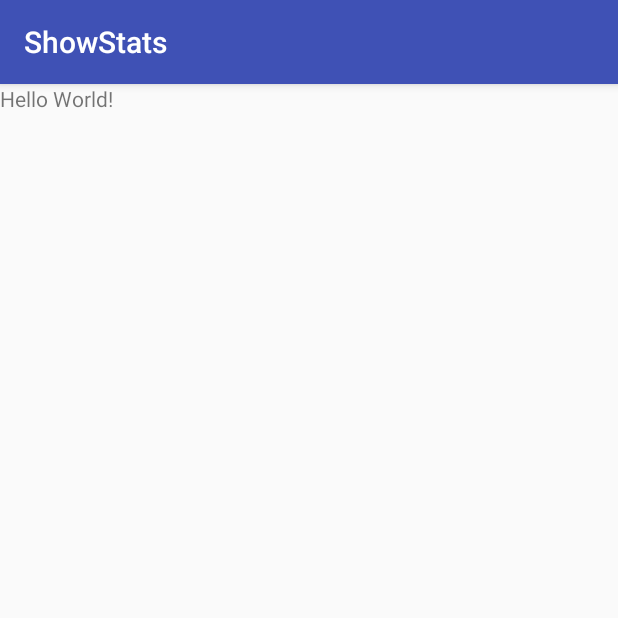
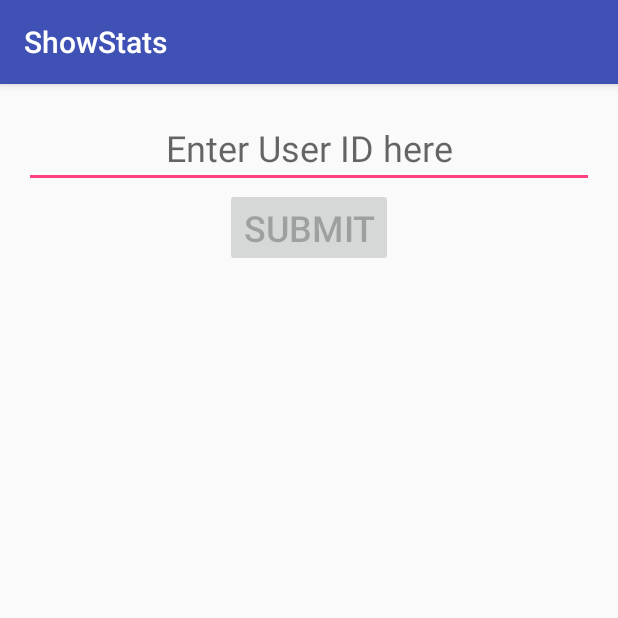
Before and after one commit to rstockbridge/ShowStats, an Android app: the screen it shows after launch (MainActivity before the commit, UserActivity after it), on a phone screen of 412 x 824 dp, the top half of it. Run offline under Robolectric (Android 15) with nearby library versions, the phone set to English and light mode, and no system bars.

Commit message:
Create User ID verification activity

```diff
--- a/app/build.gradle
+++ b/app/build.gradle
@@ -8,10 +8,14 @@ android {
         targetSdkVersion 27
         versionCode 1
         versionName "1.0"
+        buildConfigField "String", "SETLISTFM_KEY", setlistfmKey
     }
 }
 
 dependencies {
     implementation fileTree(dir: 'libs', include: ['*.jar'])
     implementation 'com.android.support:appcompat-v7:27.1.1'
+    implementation 'com.squareup.retrofit2:retrofit:2.4.0'
+    implementation 'com.squareup.retrofit2:converter-moshi:2.4.0'
+    implementation 'com.squareup.okhttp3:logging-interceptor:3.10.0'
 }
--- a/app/src/main/AndroidManifest.xml
+++ b/app/src/main/AndroidManifest.xml
@@ -1,6 +1,8 @@
 <?xml version="1.0" encoding="utf-8"?>
 <manifest xmlns:android="http://schemas.android.com/apk/res/android"
     package="com.github.rstockbridge.showstats">
+
+    <uses-permission android:name="android.permission.INTERNET" />
 
     <application
         android:allowBackup="true"
@@ -10,7 +12,7 @@
         android:supportsRtl="true"
         android:theme="@style/AppTheme">
         <activity
-            android:name=".MainActivity"
+            android:name=".UserActivity"
             android:screenOrientation="portrait">
             <intent-filter>
                 <action android:name="android.intent.action.MAIN" />
--- a/app/src/main/java/com/github/rstockbridge/showstats/MainActivity.java
+++ /dev/null
@@ -1,14 +0,0 @@
-package com.github.rstockbridge.showstats;
-
-import android.support.annotation.Nullable;
-import android.support.v7.app.AppCompatActivity;
-import android.os.Bundle;
-
-public class MainActivity extends AppCompatActivity {
-
-    @Override
-    protected void onCreate(@Nullable final Bundle savedInstanceState) {
-        super.onCreate(savedInstanceState);
-        setContentView(R.layout.activity_main);
-    }
-}
--- /dev/null
+++ b/app/src/main/java/com/github/rstockbridge/showstats/api/SetlistfmService.java
@@ -0,0 +1,13 @@
+package com.github.rstockbridge.showstats.api;
+
+import android.support.annotation.NonNull;
+
+import retrofit2.Call;
+import retrofit2.http.GET;
+import retrofit2.http.Headers;
+import retrofit2.http.Path;
+
+public interface SetlistfmService {
+    @GET("user/{userId}")
+    Call<User> verifyUserId(@Path("userId") @NonNull final String userId);
+}
--- a/app/src/main/res/layout/activity_main.xml
+++ /dev/null
@@ -1,12 +0,0 @@
-<?xml version="1.0" encoding="utf-8"?>
-<LinearLayout
-    xmlns:android="http://schemas.android.com/apk/res/android"
-    android:layout_width="match_parent"
-    android:layout_height="match_parent" >
-
-    <TextView
-        android:layout_width="wrap_content"
-        android:layout_height="wrap_content"
-        android:text="Hello World!" />
-
-</LinearLayout>
--- /dev/null
+++ b/app/src/main/res/layout/activity_user.xml
@@ -0,0 +1,28 @@
+<?xml version="1.0" encoding="utf-8"?>
+<LinearLayout
+    xmlns:android="http://schemas.android.com/apk/res/android"
+    android:layout_width="match_parent"
+    android:layout_height="match_parent"
+    android:orientation="vertical"
+    android:padding="16dp"
+    android:gravity="center_horizontal">
+
+    <EditText
+        android:id="@+id/edit_userId_text"
+        android:layout_width="match_parent"
+        android:layout_height="wrap_content"
+        android:hint="@string/enter_userId"
+        android:textSize="24sp"
+        android:gravity="center_horizontal"
+        android:inputType="text"
+        android:digits="abcdefghijklmnopqrstuvwxyzABCDEFGHIJKLMNOPQRSTUVWXYZ0123456789_-" />
+
+    <Button
+        android:id="@+id/submit_button"
+        android:layout_width="wrap_content"
+        android:layout_height="wrap_content"
+        android:text="@string/submit"
+        android:textSize="24sp"
+        android:enabled="false" />
+
+</LinearLayout>
--- a/app/src/main/res/values/strings.xml
+++ b/app/src/main/res/values/strings.xml
@@ -1,3 +1,9 @@
 <resources>
     <string name="app_name">ShowStats</string>
+    <string name="enter_userId">Enter User ID here</string>
+    <string name="submit">Submit</string>
+    <string name="wrong_message">Something has gone wrong!</string>
+    <string name="unresolveable_userId_message">Unresolveable User ID!</string>
+    <string name="unknown_userId_message">Unknown User ID!</string>
+    <string name="unknown_userId">unknown userId</string>
 </resources>
```
Also changed, not shown: app/src/main/java/com/github/rstockbridge/showstats/UserActivity.java (added, +113 -0 lines), app/src/main/java/com/github/rstockbridge/showstats/api/RetrofitInstance.java (added, +62 -0 lines), app/src/main/java/com/github/rstockbridge/showstats/api/User.java (added, +13 -0 lines).
